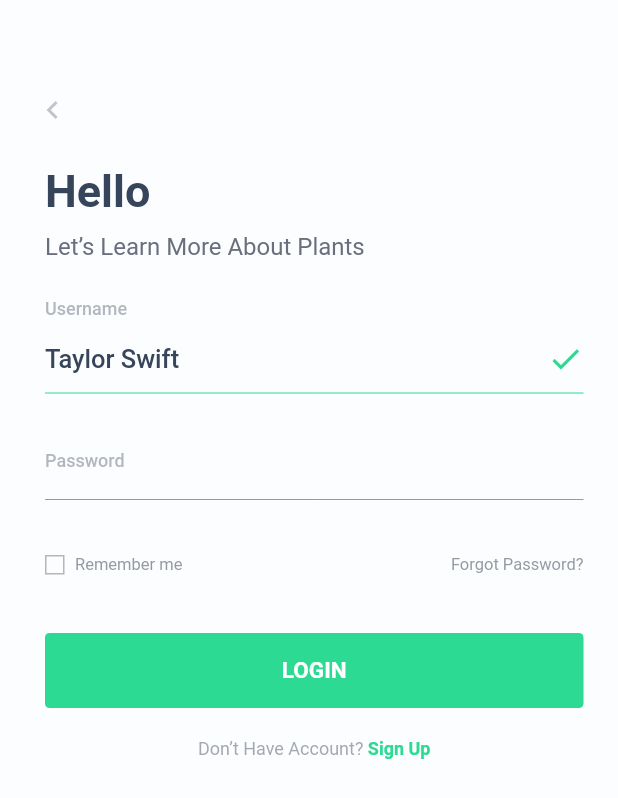
After one commit to Syahro/plant_app, a Flutter app: the LoginPage screen opened directly, on a phone screen of 412 x 824 dp. The commit adds this screen. Shown: the top 798 px of the screen. Run offline on Flutter 3.47's test engine with Material 2 defaults, Android fonts, the phone set to English and light mode, and no system bars.

Commit message:
done modified loginPage and add some assets or support

```diff
--- a/lib/pages/boarding_page.dart
+++ b/lib/pages/boarding_page.dart
@@ -1,4 +1,5 @@
 import 'package:flutter/material.dart';
+import 'package:plant_app/pages/login_page.dart';
 import 'package:plant_app/theme.dart';
 import 'package:plant_app/widget/onboard_bullet.dart';
 
@@ -136,7 +137,9 @@ class BoardingPage extends StatelessWidget {
                             : Navigator.push(
                                 context,
                                 MaterialPageRoute(
-                                  builder: (context) {},
+                                  builder: (context) {
+                                    return LoginPage();
+                                  },
                                 ),
                               );
                   },
--- /dev/null
+++ b/lib/pages/login_page.dart
@@ -0,0 +1,202 @@
+import 'package:flutter/material.dart';
+import 'package:plant_app/theme.dart';
+
+class LoginPage extends StatelessWidget {
+  @override
+  Widget build(BuildContext context) {
+    return Scaffold(
+      backgroundColor: backgroundColor,
+      body: Padding(
+        padding: EdgeInsets.only(
+          top: 61,
+          left: defaultMargin,
+          right: defaultMargin,
+        ),
+        child: Column(
+          crossAxisAlignment: CrossAxisAlignment.start,
+          children: [
+            Row(
+              mainAxisAlignment: MainAxisAlignment.start,
+              children: [
+                Icon(
+                  Icons.chevron_left,
+                  color: darkGreyColor.withOpacity(0.4),
+                ),
+              ],
+            ),
+            SizedBox(
+              height: 25,
+            ),
+            Padding(
+              padding: EdgeInsets.only(left: 7),
+              child: Column(
+                crossAxisAlignment: CrossAxisAlignment.start,
+                children: [
+                  Text(
+                    'Hello',
+                    style: TextStyle(
+                      fontSize: 30,
+                      fontWeight: FontWeight.bold,
+                      color: darkColor,
+                    ),
+                  ),
+                  SizedBox(
+                    height: 10,
+                  ),
+                  Text(
+                    'Let’s Learn More About Plants',
+                    style: TextStyle(
+                      fontSize: 16,
+                      color: darkGreyColor,
+                      fontWeight: FontWeight.w400,
+                    ),
+                  ),
+                  SizedBox(
+                    height: 25,
+                  ),
+                  Text(
+                    'Username',
+                    style: TextStyle(
+                      fontSize: 12,
+                      fontWeight: FontWeight.w500,
+                      color: darkGreyColor.withOpacity(0.5),
+                    ),
+                  ),
+                  SizedBox(
+                    height: 14,
+                  ),
+                  Row(
+                    mainAxisAlignment: MainAxisAlignment.spaceBetween,
+                    children: [
+                      Text(
+                        'Taylor Swift ',
+                        style: TextStyle(
+                          fontSize: 17,
+                          color: darkColor,
+                          fontWeight: FontWeight.w500,
+                        ),
+                      ),
+                      Icon(
+                        Icons.done,
+                        color: lightGreenColor,
+                      ),
+                    ],
+                  ),
+                  SizedBox(
+                    height: 3,
+                  ),
+                  Divider(
+                    color: lightGreenColor,
+                  ),
+                  SizedBox(
+                    height: 30,
+                  ),
+                  Text(
+                    'Password',
+                    style: TextStyle(
+                      fontSize: 12,
+                      fontWeight: FontWeight.w500,
+                      color: darkGreyColor.withOpacity(0.5),
+                    ),
+                  ),
+                  SizedBox(
+                    height: 11,
+                  ),
+                  Divider(
+                    color: darkGreyColor.withOpacity(0.7),
+                  ),
+                  SizedBox(
+                    height: 29,
+                  ),
+                  Row(
+                    children: [
+                      Container(
+                        height: 13,
+                        width: 13,
+                        decoration: BoxDecoration(
+                          border: Border.all(
+                            color: darkGreyColor.withOpacity(0.5),
+                          ),
+                        ),
+                      ),
+                      SizedBox(
+                        width: 7,
+                      ),
+                      Text(
+                        'Remember me',
+                        style: TextStyle(
+                          fontSize: 11,
+                          color: darkGreyColor.withOpacity(0.7),
+                          fontWeight: FontWeight.w400,
+                        ),
+                      ),
+                      Spacer(),
+                      Text(
+                        'Forgot Password?',
+                        style: TextStyle(
+                          fontSize: 11,
+                          color: darkGreyColor.withOpacity(0.7),
+                          fontWeight: FontWeight.w400,
+                        ),
+                      ),
+                    ],
+                  ),
+                  SizedBox(
+                    height: 39,
+                  ),
+                  Container(
+                    width: double.infinity,
+                    height: 50,
+                    child: FlatButton(
+                      onPressed: () {},
+                      color: lightGreenColor,
+                      child: Text(
+                        'LOGIN',
+                        style: TextStyle(
+                          fontSize: 15,
+                          fontWeight: FontWeight.bold,
+                          color: whiteColor,
+                        ),
+                      ),
+                      shape: RoundedRectangleBorder(
+                        borderRadius: BorderRadius.circular(3),
+                      ),
+                    ),
+                  ),
+                  SizedBox(
+                    height: 20,
+                  ),
+                  Row(
+                    mainAxisAlignment: MainAxisAlignment.center,
+                    children: [
+                      Text.rich(
+                        TextSpan(
+                          text: 'Don’t Have Account?\t',
+                          style: TextStyle(
+                            fontSize: 12,
+                            fontWeight: FontWeight.w400,
+                            color: darkGreyColor.withOpacity(0.6),
+                          ),
+                          children: [
+                            TextSpan(
+                              text: 'Sign Up',
+                              style: TextStyle(
+                                fontSize: 12,
+                                fontWeight: FontWeight.bold,
+                                color: lightGreenColor,
+                              ),
+                            )
+                          ],
+                        ),
+                      ),
+                    ],
+                  )
+                ],
+              ),
+            ),
+          ],
+        ),
+      ),
+    );
+  }
+}
```
